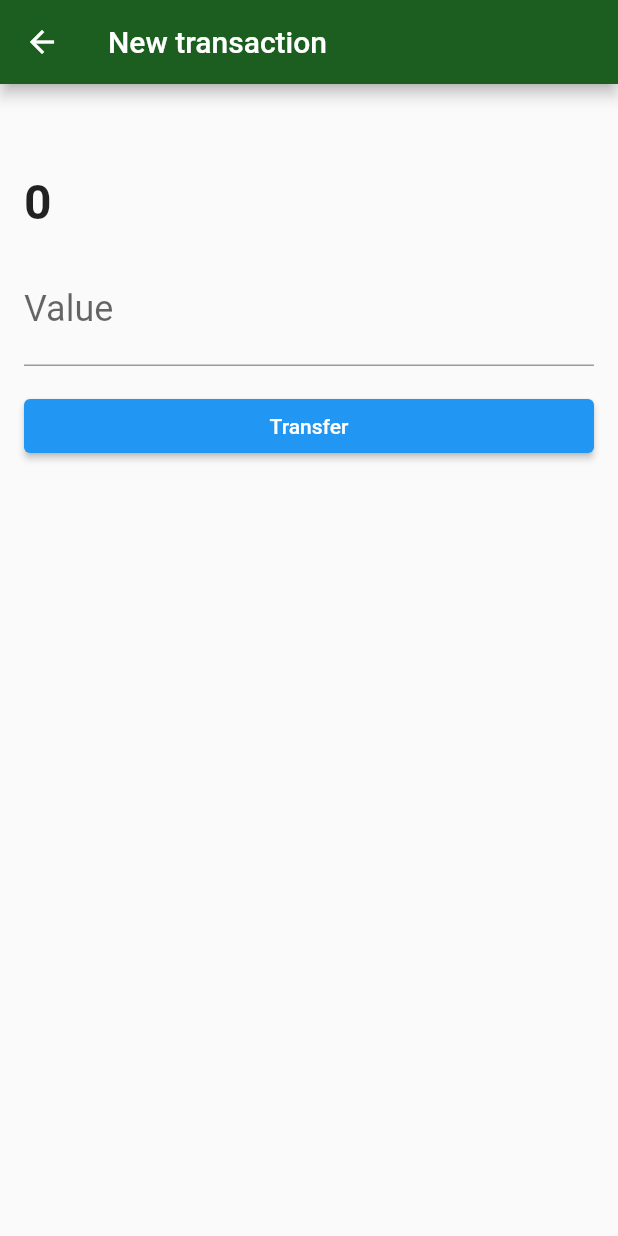
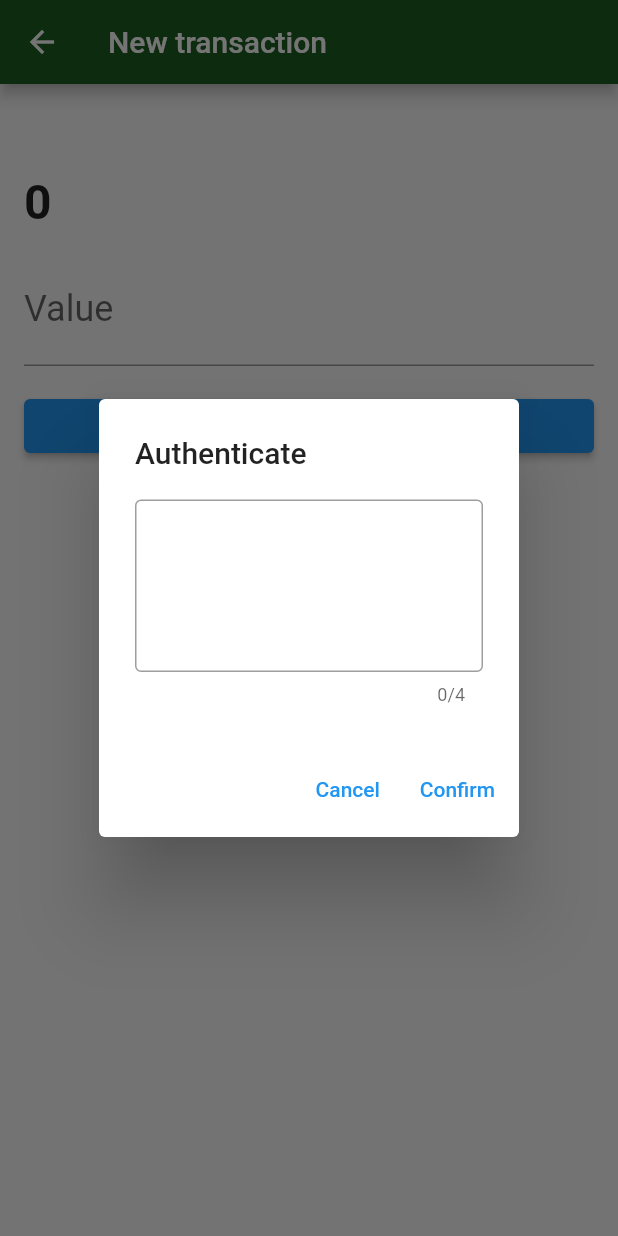
Before and after one commit to JamesWeslley/mybank2, a Flutter app: the TransactionForm screen opened directly with empty values, after a tap on "Transfer", on a phone screen of 412 x 824 dp. Run offline on Flutter 3.47's test engine with Material 2 defaults, Android fonts, the light colour scheme and no system bars; our stand-ins replace sqflite; missing offline and left inert: http_interceptor; accounts and stored records are empty.

Commit message:
Criando e integrando o dialog de autenticação

```diff
--- /dev/null
+++ b/lib/components/transaction_auth_dialog.dart
@@ -0,0 +1,46 @@
+import 'package:flutter/material.dart';
+
+class TransactionAuthDialog extends StatefulWidget {
+  final Function(String password) onConfirm;
+
+  TransactionAuthDialog({
+    @required this.onConfirm,
+  });
+
+  @override
+  _TransactionAuthDialogState createState() => _TransactionAuthDialogState();
+}
+
+class _TransactionAuthDialogState extends State<TransactionAuthDialog> {
+
+  final TextEditingController _passwordController = TextEditingController();
+
+  @override
+  Widget build(BuildContext context) {
+    return AlertDialog(
+      title: Text('Authenticate'),
+      content: TextField(
+        controller: _passwordController,
+        obscureText: true,
+        maxLength: 4,
+        decoration: InputDecoration(border: OutlineInputBorder()),
+        textAlign: TextAlign.center,
+        keyboardType: TextInputType.number,
+        style: TextStyle(fontSize: 64, letterSpacing: 24),
+      ),
+      actions: <Widget>[
+        TextButton(
+          onPressed: () => Navigator.pop(context),
+          child: Text('Cancel'),
+        ),
+        TextButton(
+          onPressed: () {
+            widget.onConfirm(_passwordController.text);
+            Navigator.pop(context);
+          },
+          child: Text('Confirm'),
+        ),
+      ],
+    );
+  }
+}
--- a/lib/http/webclient.dart
+++ b/lib/http/webclient.dart
@@ -9,6 +9,6 @@ final Client client = HttpClientWithInterceptor.build(
 );
 
 final url = Uri.https(
-  'fe6c1967022d.ngrok.io', //https criado pelo ngrok
+  '8e28baac80aa.ngrok.io', //https criado pelo ngrok
   'transactions',
 );
--- a/lib/http/webclients/transaction_webclient.dart
+++ b/lib/http/webclients/transaction_webclient.dart
@@ -14,12 +14,12 @@ class TransactionWebClient {
         .toList();
   }
 
-  Future<Transaction> save(Transaction transaction) async {
+  Future<Transaction> save(Transaction transaction, String password) async {
     final String transactionJson = jsonEncode(transaction.toJson());
     final Response response = await client.post(url,
         headers: {
           'Content-type': 'application/json',
-          'password': '1000',
+          'password': password,
         },
         body: transactionJson);
 
--- a/lib/screens/transaction_form.dart
+++ b/lib/screens/transaction_form.dart
@@ -1,4 +1,5 @@
 import 'package:flutter/material.dart';
+import 'package:mybank2/components/transaction_auth_dialog.dart';
 import 'package:mybank2/http/webclients/transaction_webclient.dart';
 import 'package:mybank2/models/contact.dart';
 import 'package:mybank2/models/transaction.dart';
@@ -64,11 +65,14 @@ class _TransactionFormState extends State<TransactionForm> {
                           double.tryParse(_valueController.text);
                       final transactionCreated =
                           Transaction(value, widget.contact);
-                      _webclient.save(transactionCreated).then(
-                        (transaction) {
-                          if (transaction != null) {
-                            Navigator.pop(context);
-                          }
+                      showDialog(
+                        context: context,
+                        builder: (contextDialog) {
+                          return TransactionAuthDialog(
+                            onConfirm: (String password) {
+                              _save(transactionCreated, password, context);
+                            },
+                          );
                         },
                       );
                     },
@@ -81,4 +85,18 @@ class _TransactionFormState extends State<TransactionForm> {
       ),
     );
   }
+
+  void _save(
+    Transaction transactionCreated,
+    String password,
+    BuildContext context,
+  ) async {
+    _webclient.save(transactionCreated, password).then(
+      (transaction) {
+        if (transaction != null) {
+          Navigator.pop(context);
+        }
+      },
+    );
+  }
 }
```
Also changed, not shown: 2 other files.
